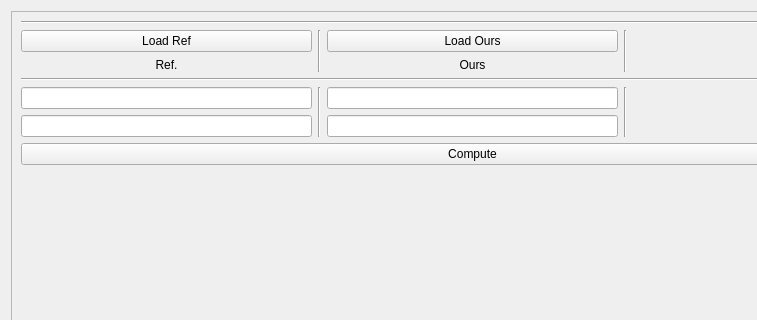
First picture: the form in QUL/AEsimulator/verifyColorChecker/UI.ui, repository YuTing-Fang1999/FIH-tool, before the edit; both pictures show x 0 to 757 and y 0 to 320 of the 945 by 620 pixel window.
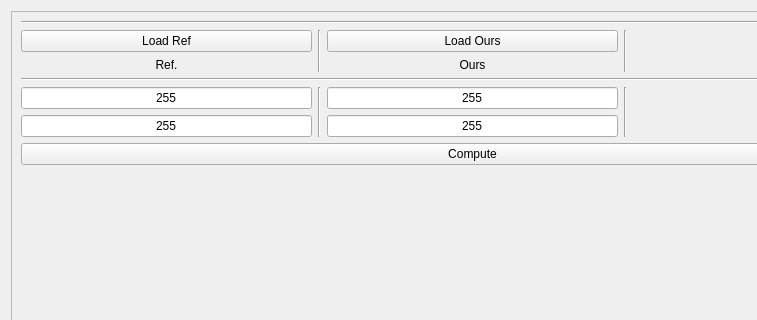
Second picture: the form after the edit.

Diff of the .ui file:
```diff
--- a/QUL/AEsimulator/verifyColorChecker/UI.ui
+++ b/QUL/AEsimulator/verifyColorChecker/UI.ui
@@ -27,8 +27,8 @@
        <rect>
         <x>0</x>
         <y>0</y>
-        <width>931</width>
-        <height>606</height>
+        <width>921</width>
+        <height>596</height>
        </rect>
       </property>
       <layout class="QVBoxLayout" name="verticalLayout_2">
@@ -84,7 +84,7 @@
             <enum>Qt::LeftToRight</enum>
            </property>
            <property name="text">
-            <string/>
+            <string>255</string>
            </property>
            <property name="alignment">
             <set>Qt::AlignCenter</set>
@@ -103,7 +103,7 @@
             <enum>Qt::LeftToRight</enum>
            </property>
            <property name="text">
-            <string/>
+            <string>255</string>
            </property>
            <property name="alignment">
             <set>Qt::AlignCenter</set>
@@ -122,7 +122,7 @@
             <enum>Qt::LeftToRight</enum>
            </property>
            <property name="text">
-            <string/>
+            <string>255</string>
            </property>
            <property name="alignment">
             <set>Qt::AlignCenter</set>
@@ -191,7 +191,7 @@
             <enum>Qt::LeftToRight</enum>
            </property>
            <property name="text">
-            <string/>
+            <string>255</string>
            </property>
            <property name="alignment">
             <set>Qt::AlignCenter</set>
```
